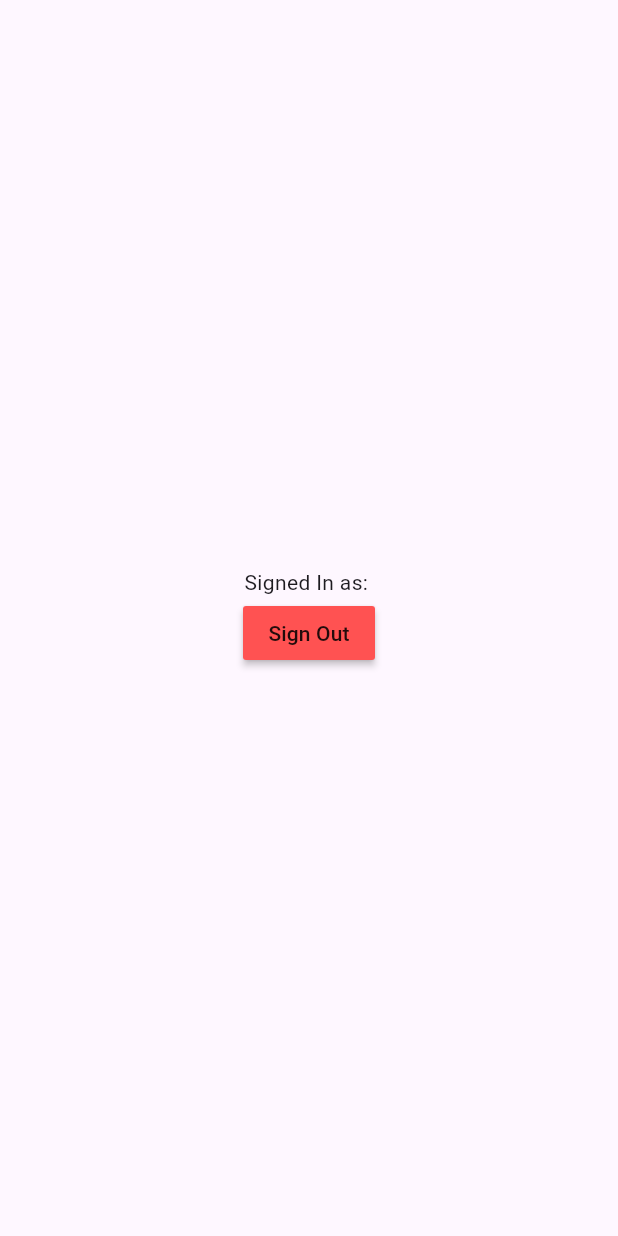
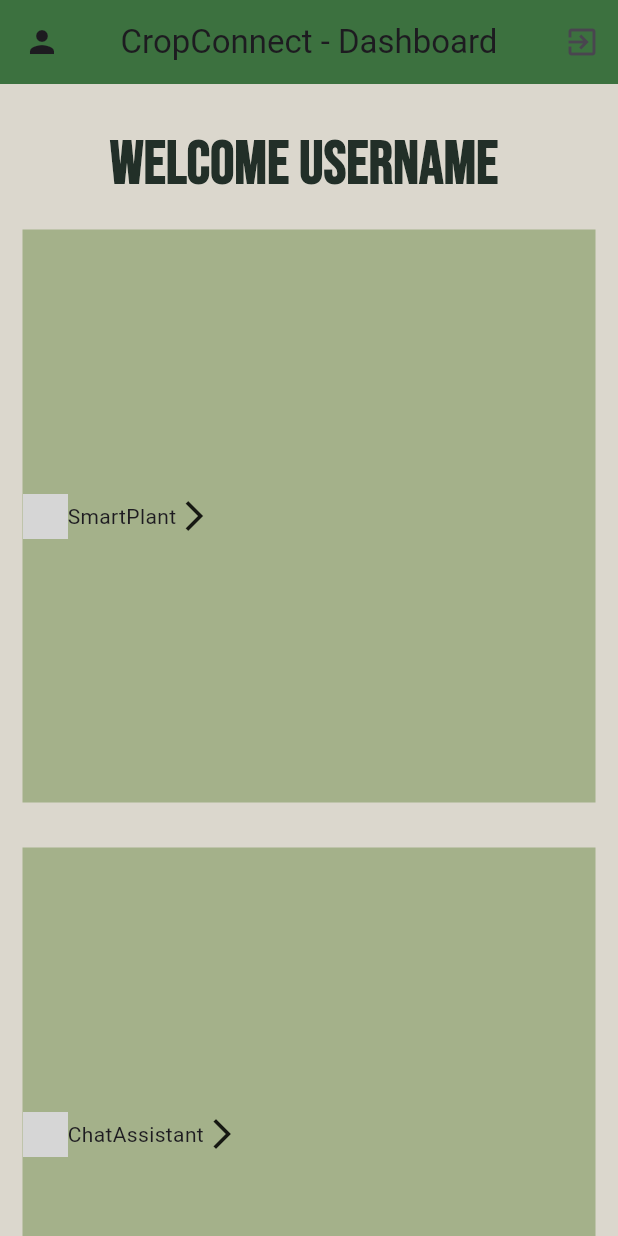
Before and after one commit to Antt02/TFG-ComputerVisionAnswersExtended, a Flutter app: the screen it shows once a user with an empty profile is signed in, on a phone screen of 412 x 824 dp. Run offline on Flutter 3.47's test engine with Material 3 defaults, Android fonts, the phone set to English and light mode, and no system bars; our stand-ins replace firebase_auth, firebase_core, flutter_svg, google_fonts; accounts and stored records are empty; grey boxes are pictures that could not be loaded.

Commit message:
Basic actions done

```diff
--- a/Programming/CropConnect/lib/home_page.dart
+++ b/Programming/CropConnect/lib/home_page.dart
@@ -1,5 +1,10 @@
+import 'package:crop_connect/login_page.dart';
+import 'package:crop_connect/my_colors.dart';
+import 'package:crop_connect/util/actions_box.dart';
 import 'package:firebase_auth/firebase_auth.dart';
+import 'package:flutter/cupertino.dart';
 import 'package:flutter/material.dart';
+import 'package:google_fonts/google_fonts.dart';
 
 class HomePage extends StatefulWidget {
   const HomePage({Key? key}) : super(key: key);
@@ -10,23 +15,78 @@ class HomePage extends StatefulWidget {
 
 class _HomePageState extends State<HomePage> {
   final user = FirebaseAuth.instance.currentUser!;
+
+  //List of actions TODO: Correct all actions
+  List actions = [
+    //ActionName, Image, Redirect
+    ["SmartPlant", "../images/800px-Circle_-_black_simple.svg.png", LoginPage()],
+    ["ChatAssistant", "../images/800px-Circle_-_black_simple.svg.png", LoginPage()],
+    ["AutoMate", "../images/800px-Circle_-_black_simple.svg.png", LoginPage()],
+  ];
+
+
   @override
   Widget build(BuildContext context) {
     return Scaffold(
-      body: Center(
+      backgroundColor: AppColors.bone,
+      appBar: AppBar(
+        centerTitle: true,
+        leading:IconButton(
+            onPressed: () {
+              print("Redirect to userpage"); //TODO: UserPage
+            },
+            icon: Icon(Icons.person)
+        ),
+        title: Text('CropConnect - Dashboard'),
+        backgroundColor: AppColors.baseGreen,
+        actions: [
+          IconButton(
+            icon: Icon(Icons.exit_to_app),
+            onPressed: () {
+              FirebaseAuth.instance.signOut();
+            },
+          ),
+
+        ],
+      ),
+      body: SafeArea(
           child: Column(
-            mainAxisAlignment: MainAxisAlignment.center,
             children: [
-              Text("Signed In as: " + user.email! +  user.uid!),
-              MaterialButton(onPressed: (){
-                FirebaseAuth.instance.signOut();
-              },
-              color: Colors.redAccent,
-                child: const Text("Sign Out"),
-              )
+              SizedBox(height: 25),
+              Row(
+                mainAxisAlignment: MainAxisAlignment.center,
+                children: [
+                  Text('Welcome ',
+                      style: GoogleFonts.bebasNeue(
+                          color: AppColors.darkGreen,
+                          fontSize: 40,
+                          fontWeight: FontWeight.bold)),
+                  Text('UserName ',
+                      style: GoogleFonts.bebasNeue(
+                          color: AppColors.darkGreen,
+                          fontSize: 40,
+                          fontWeight: FontWeight.bold)),
+                ],
+              ),
+
+              //List of actions
+
+              Expanded(
+                child: GridView.builder(
+                  itemCount: actions.length,
+                  gridDelegate: const SliverGridDelegateWithFixedCrossAxisCount(crossAxisCount: 1),
+                  itemBuilder: (context, index){
+                      return ActionsBox(
+                        actionName: actions[index][0],
+                        iconRoute: actions[index][1],
+                        redirectScreen: actions[index][2],
+                      );
+                  },
+                ),
+              ),
             ],
-          )
-      ),
-    );
+          ),
+        ),
+      );
   }
 }
--- /dev/null
+++ b/Programming/CropConnect/lib/util/actions_box.dart
@@ -0,0 +1,47 @@
+import 'package:crop_connect/home_page.dart';
+import 'package:crop_connect/login_page.dart';
+import 'package:crop_connect/my_colors.dart';
+import 'package:flutter/material.dart';
+
+class ActionsBox extends StatelessWidget {
+  final String actionName;
+  final String iconRoute;
+  final redirectScreen;
+
+  const ActionsBox({super.key,
+    required this.actionName,
+    required this.iconRoute,
+    required this.redirectScreen
+  });
+
+
+  @override
+  Widget build(BuildContext context) {
+    return Padding(
+      padding: const EdgeInsets.all(15.0),
+      child: GestureDetector(
+        onTap: (){
+          Navigator.push(context, MaterialPageRoute(builder: (context) => redirectScreen)); //Todo: Change to redirect correctly
+        },
+        child: Container(
+          decoration: BoxDecoration(color: AppColors.paleGreen),
+          child: Row(
+            children: [
+              //Icon
+              Image.asset(
+                  iconRoute,
+                  height: 30),
+              //Name
+              Row(
+                children: [
+                  Text(actionName),
+                  Icon(Icons.arrow_forward_ios)
+                ],
+              ),
+            ],
+          ),
+        ),
+      ),
+    );
+  }
+}
```
